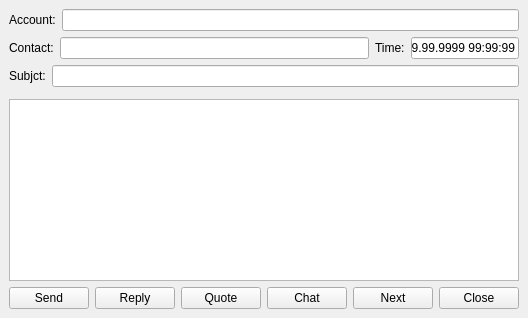
Before: the Qt Designer form Vacuum/trunk/src/plugins/Messenger/messagewindow.ui in vacuum-im/vacuum-im, drawn with Qt 5.
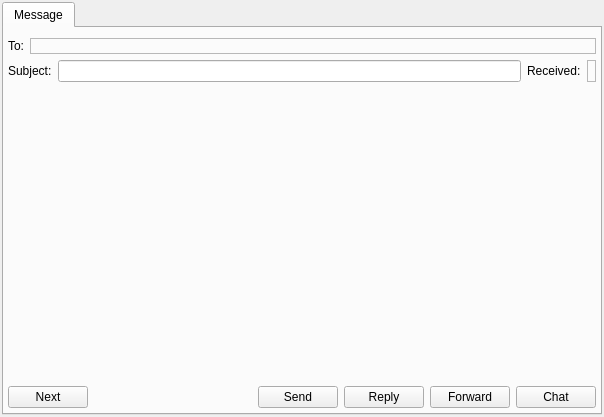
After: the same form once the commit is applied.

What changed in the file:
```diff
--- a/Vacuum/trunk/src/plugins/Messenger/messagewindow.ui
+++ b/Vacuum/trunk/src/plugins/Messenger/messagewindow.ui
@@ -5,8 +5,8 @@
    <rect>
     <x>0</x>
     <y>0</y>
-    <width>504</width>
-    <height>318</height>
+    <width>604</width>
+    <height>417</height>
    </rect>
   </property>
   <property name="windowTitle" >
@@ -23,96 +23,83 @@
   </property>
   <widget class="QWidget" name="centralWidget" >
    <layout class="QVBoxLayout" >
-    <property name="margin" >
-     <number>9</number>
+    <property name="leftMargin" >
+     <number>2</number>
     </property>
-    <property name="spacing" >
-     <number>6</number>
+    <property name="topMargin" >
+     <number>2</number>
     </property>
+    <property name="rightMargin" >
+     <number>2</number>
+    </property>
+    <property name="bottomMargin" >
+     <number>2</number>
+    </property>
     <item>
-     <widget class="QWidget" native="1" name="wdtAccount" >
-      <layout class="QHBoxLayout" >
-       <property name="margin" >
+     <widget class="QTabWidget" name="wdtTabs" >
+      <property name="currentIndex" >
         <number>0</number>
        </property>
-       <property name="spacing" >
-        <number>6</number>
-       </property>
-       <item>
-        <widget class="QLabel" name="lblAccount" >
-         <property name="text" >
-          <string>Account:</string>
-         </property>
-         <property name="buddy" >
-          <cstring>lneAccount</cstring>
-         </property>
-        </widget>
-       </item>
-       <item>
-        <widget class="QLineEdit" name="lneAccount" >
-         <property name="readOnly" >
-          <bool>true</bool>
-         </property>
-        </widget>
-       </item>
-      </layout>
-     </widget>
-    </item>
+      <widget class="QWidget" name="tabMessage" >
+       <attribute name="title" >
+        <string>Message</string>
+       </attribute>
+       <layout class="QVBoxLayout" >
+        <property name="leftMargin" >
+         <number>4</number>
+        </property>
+        <property name="topMargin" >
+         <number>4</number>
+        </property>
+        <property name="rightMargin" >
+         <number>4</number>
+        </property>
+        <property name="bottomMargin" >
+         <number>4</number>
+        </property>
+        <item>
+         <widget class="QWidget" native="1" name="wdtInfo" />
+        </item>
     <item>
-     <widget class="QWidget" native="1" name="wdtContact" >
+         <widget class="QWidget" native="1" name="wdtReceivers" >
       <layout class="QHBoxLayout" >
        <property name="margin" >
         <number>0</number>
        </property>
-       <property name="spacing" >
-        <number>6</number>
-       </property>
-       <item>
-        <widget class="QLabel" name="lblContact" >
-         <property name="text" >
-          <string>Contact:</string>
-         </property>
-         <property name="buddy" >
-          <cstring>lneContact</cstring>
-         </property>
-        </widget>
-       </item>
+           <property name="topMargin" >
+            <number>0</number>
+           </property>
+           <property name="rightMargin" >
+            <number>0</number>
+           </property>
+           <property name="bottomMargin" >
+            <number>0</number>
+           </property>
        <item>
-        <widget class="QLineEdit" name="lneContact" >
-         <property name="sizePolicy" >
-          <sizepolicy>
-           <hsizetype>7</hsizetype>
-           <vsizetype>4</vsizetype>
-           <horstretch>0</horstretch>
-           <verstretch>0</verstretch>
-          </sizepolicy>
-         </property>
-        </widget>
-       </item>
-       <item>
-        <widget class="QLabel" name="lblTime" >
+            <widget class="QLabel" name="lblReceiversLabel" >
          <property name="text" >
-          <string>Time:</string>
-         </property>
-         <property name="buddy" >
-          <cstring>lneDateTime</cstring>
-         </property>
+              <string>To:</string>
+             </property>
         </widget>
        </item>
        <item>
-        <widget class="QLineEdit" name="lneDateTime" >
+            <widget class="QLabel" name="lblReceivers" >
          <property name="sizePolicy" >
-          <sizepolicy>
-           <hsizetype>1</hsizetype>
-           <vsizetype>1</vsizetype>
+              <sizepolicy vsizetype="Preferred" hsizetype="Expanding" >
            <horstretch>0</horstretch>
            <verstretch>0</verstretch>
           </sizepolicy>
          </property>
+             <property name="frameShape" >
+              <enum>QFrame::StyledPanel</enum>
+             </property>
+             <property name="frameShadow" >
+              <enum>QFrame::Plain</enum>
+             </property>
          <property name="text" >
-          <string>99.99.9999 99:99:99</string>
-         </property>
-         <property name="readOnly" >
+              <string/>
+             </property>
+             <property name="wordWrap" >
           <bool>true</bool>
          </property>
         </widget>
@@ -121,62 +108,84 @@
      </widget>
     </item>
     <item>
-     <widget class="QWidget" native="1" name="wdtSubject" >
       <layout class="QHBoxLayout" >
-       <property name="margin" >
-        <number>0</number>
-       </property>
-       <property name="spacing" >
-        <number>6</number>
-       </property>
        <item>
         <widget class="QLabel" name="lblSubject" >
          <property name="text" >
-          <string>Subjct:</string>
+             <string>Subject:</string>
+            </property>
+            <property name="buddy" >
+             <cstring>lneSubject</cstring>
          </property>
         </widget>
        </item>
        <item>
         <widget class="QLineEdit" name="lneSubject" />
        </item>
-      </layout>
-     </widget>
-    </item>
-    <item>
-     <widget class="QWidget" native="1" name="wdtToolbars" />
+          <item>
+           <widget class="QLabel" name="lblReceived" >
+            <property name="text" >
+             <string>Received:</string>
+            </property>
+           </widget>
+          </item>
+          <item>
+           <widget class="QLabel" name="lblDateTime" >
+            <property name="frameShape" >
+             <enum>QFrame::StyledPanel</enum>
+            </property>
+            <property name="text" >
+             <string/>
+            </property>
+           </widget>
+          </item>
+         </layout>
     </item>
     <item>
      <widget class="QWidget" native="1" name="wdtMessage" >
       <property name="sizePolicy" >
-       <sizepolicy>
-        <hsizetype>7</hsizetype>
-        <vsizetype>7</vsizetype>
+           <sizepolicy vsizetype="Expanding" hsizetype="Expanding" >
         <horstretch>0</horstretch>
         <verstretch>0</verstretch>
        </sizepolicy>
       </property>
-      <layout class="QVBoxLayout" >
-       <property name="margin" >
-        <number>0</number>
-       </property>
-       <property name="spacing" >
-        <number>6</number>
-       </property>
-       <item>
-        <widget class="QTextEdit" name="tedMessage" />
-       </item>
-      </layout>
      </widget>
     </item>
     <item>
      <widget class="QWidget" native="1" name="wdtButtons" >
       <layout class="QHBoxLayout" >
-       <property name="margin" >
+           <property name="leftMargin" >
         <number>0</number>
        </property>
-       <property name="spacing" >
-        <number>6</number>
-       </property>
+           <property name="topMargin" >
+            <number>0</number>
+           </property>
+           <property name="rightMargin" >
+            <number>0</number>
+           </property>
+           <property name="bottomMargin" >
+            <number>0</number>
+           </property>
+           <item>
+            <widget class="QPushButton" name="pbtNext" >
+             <property name="text" >
+              <string>Next</string>
+             </property>
+            </widget>
+           </item>
+           <item>
+            <spacer>
+             <property name="orientation" >
+              <enum>Qt::Horizontal</enum>
+             </property>
+             <property name="sizeHint" >
+              <size>
+               <width>81</width>
+               <height>23</height>
+              </size>
+             </property>
+            </spacer>
+           </item>
        <item>
         <widget class="QPushButton" name="pbtSend" >
          <property name="text" >
@@ -192,9 +201,9 @@
         </widget>
        </item>
        <item>
-        <widget class="QPushButton" name="pbtQuote" >
+            <widget class="QPushButton" name="pbtForward" >
          <property name="text" >
-          <string>Quote</string>
+              <string>Forward</string>
          </property>
         </widget>
        </item>
@@ -205,35 +214,12 @@
          </property>
         </widget>
        </item>
-       <item>
-        <spacer>
-         <property name="orientation" >
-          <enum>Qt::Horizontal</enum>
-         </property>
-         <property name="sizeHint" >
-          <size>
-           <width>40</width>
-           <height>20</height>
-          </size>
-         </property>
-        </spacer>
-       </item>
-       <item>
-        <widget class="QPushButton" name="pbtNext" >
-         <property name="text" >
-          <string>Next</string>
-         </property>
-        </widget>
-       </item>
-       <item>
-        <widget class="QPushButton" name="pbtClose" >
-         <property name="text" >
-          <string>Close</string>
-         </property>
-        </widget>
-       </item>
-      </layout>
-     </widget>
+          </layout>
+         </widget>
+        </item>
+       </layout>
+      </widget>
+     </widget>
     </item>
    </layout>
   </widget>
```
Left out of the diff: 15 changed lines with no effect on the pictures. Lines whose indentation alone changed are shown as unchanged.
